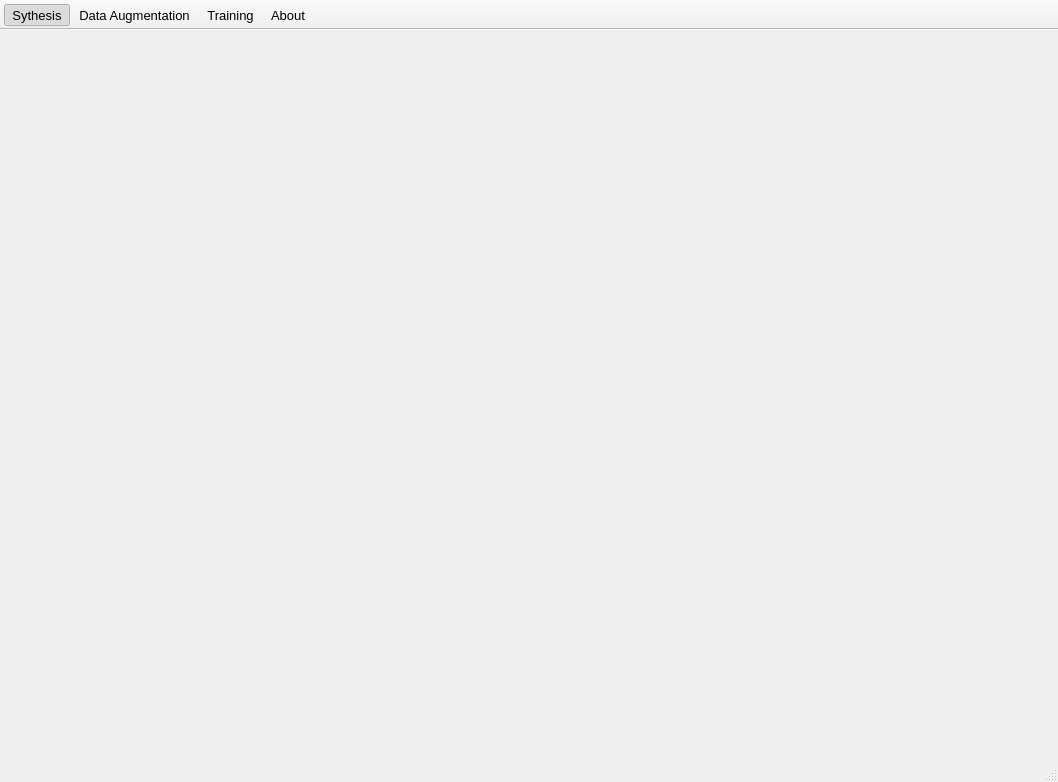
Before: the Qt Designer form ui/qtDesigner/mainWindow.ui in DennisSentler/kwsCoach, drawn with Qt 5.
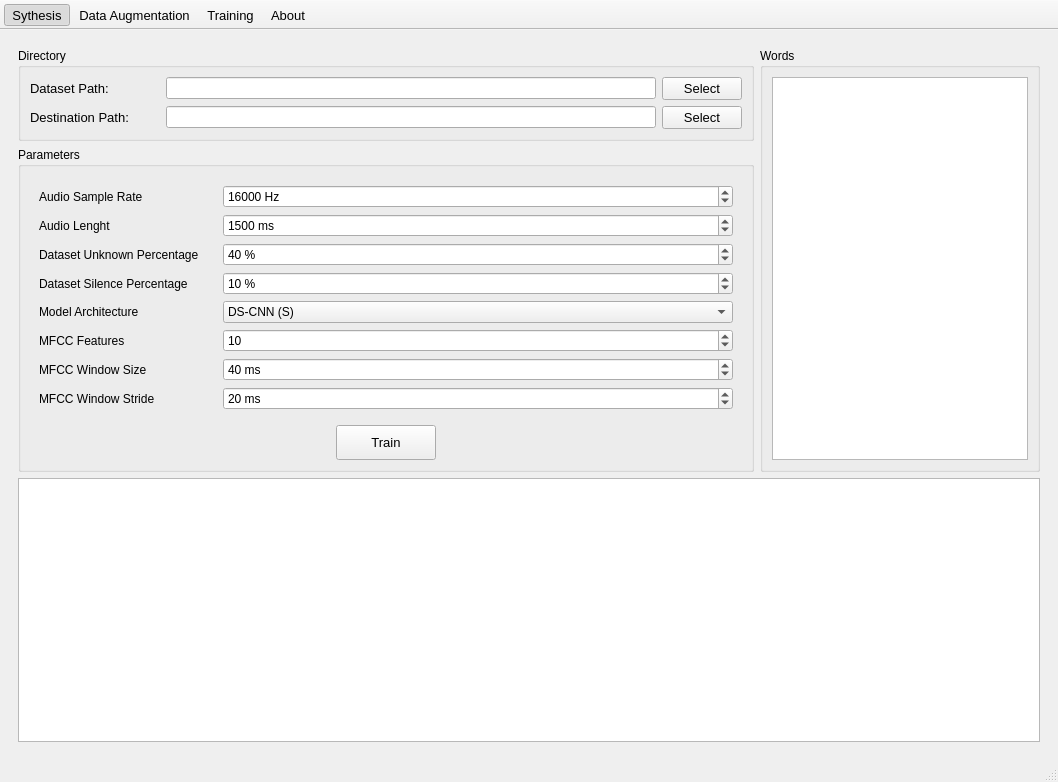
After: the same form once the commit is applied. The open tabs and pages were chosen to show the change. Icons and pictures are not drawn.

Commit message: started with training page

```diff
--- a/ui/qtDesigner/mainWindow.ui
+++ b/ui/qtDesigner/mainWindow.ui
@@ -1511,7 +1511,498 @@
         </item>
        </layout>
       </widget>
-      <widget class="QWidget" name="training_page"/>
+      <widget class="QWidget" name="training_page">
+       <layout class="QGridLayout" name="gridLayout_17">
+        <item row="0" column="0">
+         <widget class="QGroupBox" name="dir_box_3">
+          <property name="sizePolicy">
+           <sizepolicy hsizetype="Expanding" vsizetype="Maximum">
+            <horstretch>10</horstretch>
+            <verstretch>0</verstretch>
+           </sizepolicy>
+          </property>
+          <property name="title">
+           <string>Directory</string>
+          </property>
+          <layout class="QVBoxLayout" name="verticalLayout_11">
+           <item>
+            <layout class="QHBoxLayout" name="horizontalLayout_11">
+             <item>
+              <widget class="QLabel" name="path_text_6">
+               <property name="minimumSize">
+                <size>
+                 <width>130</width>
+                 <height>0</height>
+                </size>
+               </property>
+               <property name="font">
+                <font>
+                 <pointsize>10</pointsize>
+                </font>
+               </property>
+               <property name="text">
+                <string>Dataset Path:</string>
+               </property>
+              </widget>
+             </item>
+             <item>
+              <widget class="QLineEdit" name="train_dataset_path_input">
+               <property name="enabled">
+                <bool>true</bool>
+               </property>
+               <property name="readOnly">
+                <bool>true</bool>
+               </property>
+              </widget>
+             </item>
+             <item>
+              <widget class="QPushButton" name="select_train_dataset_path_button">
+               <property name="font">
+                <font>
+                 <pointsize>10</pointsize>
+                </font>
+               </property>
+               <property name="text">
+                <string>Select</string>
+               </property>
+              </widget>
+             </item>
+            </layout>
+           </item>
+           <item>
+            <layout class="QHBoxLayout" name="horizontalLayout_12">
+             <item>
+              <widget class="QLabel" name="path_text_7">
+               <property name="minimumSize">
+                <size>
+                 <width>130</width>
+                 <height>0</height>
+                </size>
+               </property>
+               <property name="font">
+                <font>
+                 <pointsize>10</pointsize>
+                </font>
+               </property>
+               <property name="text">
+                <string>Destination Path:</string>
+               </property>
+              </widget>
+             </item>
+             <item>
+              <widget class="QLineEdit" name="model_destination_input">
+               <property name="enabled">
+                <bool>true</bool>
+               </property>
+               <property name="readOnly">
+                <bool>true</bool>
+               </property>
+              </widget>
+             </item>
+             <item>
+              <widget class="QPushButton" name="select_model_destination_button">
+               <property name="font">
+                <font>
+                 <pointsize>10</pointsize>
+                </font>
+               </property>
+               <property name="text">
+                <string>Select</string>
+               </property>
+              </widget>
+             </item>
+            </layout>
+           </item>
+          </layout>
+         </widget>
+        </item>
+        <item row="0" column="1" rowspan="2">
+         <widget class="QGroupBox" name="groupBox">
+          <property name="title">
+           <string>Words</string>
+          </property>
+          <layout class="QGridLayout" name="gridLayout_16">
+           <item row="0" column="0">
+            <widget class="QListWidget" name="train_words_list"/>
+           </item>
+          </layout>
+         </widget>
+        </item>
+        <item row="1" column="0">
+         <widget class="QGroupBox" name="groupBox_4">
+          <property name="title">
+           <string>Parameters</string>
+          </property>
+          <property name="alignment">
+           <set>Qt::AlignLeading|Qt::AlignLeft|Qt::AlignTop</set>
+          </property>
+          <property name="flat">
+           <bool>false</bool>
+          </property>
+          <property name="checkable">
+           <bool>false</bool>
+          </property>
+          <layout class="QGridLayout" name="gridLayout_15">
+           <item row="0" column="0">
+            <layout class="QFormLayout" name="formLayout_2">
+             <item row="0" column="0">
+              <widget class="QFrame" name="frame_5">
+               <property name="sizePolicy">
+                <sizepolicy hsizetype="Maximum" vsizetype="Preferred">
+                 <horstretch>0</horstretch>
+                 <verstretch>0</verstretch>
+                </sizepolicy>
+               </property>
+               <property name="frameShape">
+                <enum>QFrame::NoFrame</enum>
+               </property>
+               <property name="frameShadow">
+                <enum>QFrame::Raised</enum>
+               </property>
+               <property name="lineWidth">
+                <number>0</number>
+               </property>
+               <layout class="QVBoxLayout" name="verticalLayout_8">
+                <item>
+                 <widget class="QLabel" name="label_11">
+                  <property name="text">
+                   <string>Audio Sample Rate</string>
+                  </property>
+                 </widget>
+                </item>
+                <item>
+                 <widget class="QLabel" name="label_12">
+                  <property name="text">
+                   <string>Audio Lenght</string>
+                  </property>
+                 </widget>
+                </item>
+                <item>
+                 <widget class="QLabel" name="label_17">
+                  <property name="text">
+                   <string>Dataset Unknown Percentage</string>
+                  </property>
+                 </widget>
+                </item>
+                <item>
+                 <widget class="QLabel" name="label_18">
+                  <property name="text">
+                   <string>Dataset Silence Percentage</string>
+                  </property>
+                 </widget>
+                </item>
+                <item>
+                 <widget class="QLabel" name="label_13">
+                  <property name="text">
+                   <string>Model Architecture</string>
+                  </property>
+                 </widget>
+                </item>
+                <item>
+                 <widget class="QLabel" name="label_14">
+                  <property name="text">
+                   <string>MFCC Features</string>
+                  </property>
+                 </widget>
+                </item>
+                <item>
+                 <widget class="QLabel" name="label_15">
+                  <property name="text">
+                   <string>MFCC Window Size</string>
+                  </property>
+                 </widget>
+                </item>
+                <item>
+                 <widget class="QLabel" name="label_16">
+                  <property name="text">
+                   <string>MFCC Window Stride</string>
+                  </property>
+                 </widget>
+                </item>
+               </layout>
+              </widget>
+             </item>
+             <item row="0" column="1">
+              <widget class="QFrame" name="frame_6">
+               <property name="frameShape">
+                <enum>QFrame::NoFrame</enum>
+               </property>
+               <property name="frameShadow">
+                <enum>QFrame::Raised</enum>
+               </property>
+               <property name="lineWidth">
+                <number>0</number>
+               </property>
+               <layout class="QVBoxLayout" name="verticalLayout_9">
+                <item>
+                 <widget class="QSpinBox" name="sample_rate_dial">
+                  <property name="enabled">
+                   <bool>true</bool>
+                  </property>
+                  <property name="suffix">
+                   <string> Hz</string>
+                  </property>
+                  <property name="prefix">
+                   <string/>
+                  </property>
+                  <property name="minimum">
+                   <number>10000</number>
+                  </property>
+                  <property name="maximum">
+                   <number>44100</number>
+                  </property>
+                  <property name="singleStep">
+                   <number>100</number>
+                  </property>
+                  <property name="value">
+                   <number>16000</number>
+                  </property>
+                 </widget>
+                </item>
+                <item>
+                 <widget class="QSpinBox" name="audio_length_dial">
+                  <property name="enabled">
+                   <bool>true</bool>
+                  </property>
+                  <property name="sizePolicy">
+                   <sizepolicy hsizetype="Minimum" vsizetype="Fixed">
+                    <horstretch>0</horstretch>
+                    <verstretch>0</verstretch>
+                   </sizepolicy>
+                  </property>
+                  <property name="minimumSize">
+                   <size>
+                    <width>100</width>
+                    <height>0</height>
+                   </size>
+                  </property>
+                  <property name="toolTip">
+                   <string>This option adjusts all your audio files to a defined length in milliseconds. Be sure to choose a size greater than the minimal length of your longest audio.</string>
+                  </property>
+                  <property name="frame">
+                   <bool>true</bool>
+                  </property>
+                  <property name="buttonSymbols">
+                   <enum>QAbstractSpinBox::UpDownArrows</enum>
+                  </property>
+                  <property name="suffix">
+                   <string> ms</string>
+                  </property>
+                  <property name="minimum">
+                   <number>100</number>
+                  </property>
+                  <property name="maximum">
+                   <number>10000</number>
+                  </property>
+                  <property name="singleStep">
+                   <number>100</number>
+                  </property>
+                  <property name="value">
+                   <number>1500</number>
+                  </property>
+                 </widget>
+                </item>
+                <item>
+                 <widget class="QSpinBox" name="unknown_percentage_dial">
+                  <property name="enabled">
+                   <bool>true</bool>
+                  </property>
+                  <property name="suffix">
+                   <string> %</string>
+                  </property>
+                  <property name="minimum">
+                   <number>0</number>
+                  </property>
+                  <property name="maximum">
+                   <number>100</number>
+                  </property>
+                  <property name="value">
+                   <number>40</number>
+                  </property>
+                 </widget>
+                </item>
+                <item>
+                 <widget class="QSpinBox" name="silence_percentage_dial">
+                  <property name="enabled">
+                   <bool>true</bool>
+                  </property>
+                  <property name="suffix">
+                   <string> %</string>
+                  </property>
+                  <property name="minimum">
+                   <number>0</number>
+                  </property>
+                  <property name="maximum">
+                   <number>100</number>
+                  </property>
+                  <property name="value">
+                   <number>10</number>
+                  </property>
+                 </widget>
+                </item>
+                <item>
+                 <widget class="QComboBox" name="model_architecture_combobox">
+                  <property name="iconSize">
+                   <size>
+                    <width>0</width>
+                    <height>0</height>
+                   </size>
+                  </property>
+                  <item>
+                   <property name="text">
+                    <string>DS-CNN (S)</string>
+                   </property>
+                  </item>
+                  <item>
+                   <property name="text">
+                    <string>DS-CNN (M)</string>
+                   </property>
+                  </item>
+                  <item>
+                   <property name="text">
+                    <string>DS-CNN (L)</string>
+                   </property>
+                  </item>
+                 </widget>
+                </item>
+                <item>
+                 <widget class="QSpinBox" name="mfcc_features_dial">
+                  <property name="enabled">
+                   <bool>true</bool>
+                  </property>
+                  <property name="suffix">
+                   <string/>
+                  </property>
+                  <property name="minimum">
+                   <number>5</number>
+                  </property>
+                  <property name="maximum">
+                   <number>40</number>
+                  </property>
+                  <property name="value">
+                   <number>10</number>
+                  </property>
+                 </widget>
+                </item>
+                <item>
+                 <widget class="QSpinBox" name="mfcc_window_size_dial">
+                  <property name="enabled">
+                   <bool>true</bool>
+                  </property>
+                  <property name="suffix">
+                   <string> ms</string>
+                  </property>
+                  <property name="minimum">
+                   <number>10</number>
+                  </property>
+                  <property name="maximum">
+                   <number>60</number>
+                  </property>
+                  <property name="value">
+                   <number>40</number>
+                  </property>
+                 </widget>
+                </item>
+                <item>
+                 <widget class="QSpinBox" name="mfcc_window_stride_dial">
+                  <property name="enabled">
+                   <bool>true</bool>
+                  </property>
+                  <property name="suffix">
+                   <string> ms</string>
+                  </property>
+                  <property name="minimum">
+                   <number>5</number>
+                  </property>
+                  <property name="maximum">
+                   <number>60</number>
+                  </property>
+                  <property name="value">
+                   <number>20</number>
+                  </property>
+                 </widget>
+                </item>
+               </layout>
+              </widget>
+             </item>
+            </layout>
+           </item>
+           <item row="1" column="0">
+            <layout class="QHBoxLayout" name="horizontalLayout_15">
+             <item>
+              <spacer name="horizontalSpacer_6">
+               <property name="orientation">
+                <enum>Qt::Horizontal</enum>
+               </property>
+               <property name="sizeType">
+                <enum>QSizePolicy::MinimumExpanding</enum>
+               </property>
+               <property name="sizeHint" stdset="0">
+                <size>
+                 <width>40</width>
+                 <height>20</height>
+                </size>
+               </property>
+              </spacer>
+             </item>
+             <item>
+              <widget class="QPushButton" name="train_button">
+               <property name="minimumSize">
+                <size>
+                 <width>100</width>
+                 <height>35</height>
+                </size>
+               </property>
+               <property name="font">
+                <font>
+                 <pointsize>10</pointsize>
+                </font>
+               </property>
+               <property name="text">
+                <string>Train</string>
+               </property>
+               <property name="icon">
+                <iconset resource="resources/ui.resources.qrc">
+                 <normaloff>:/icons8/icons8/train_30px_white.png</normaloff>:/icons8/icons8/train_30px_white.png</iconset>
+               </property>
+               <property name="iconSize">
+                <size>
+                 <width>20</width>
+                 <height>20</height>
+                </size>
+               </property>
+              </widget>
+             </item>
+             <item>
+              <spacer name="horizontalSpacer_7">
+               <property name="orientation">
+                <enum>Qt::Horizontal</enum>
+               </property>
+               <property name="sizeType">
+                <enum>QSizePolicy::MinimumExpanding</enum>
+               </property>
+               <property name="sizeHint" stdset="0">
+                <size>
+                 <width>40</width>
+                 <height>20</height>
+                </size>
+               </property>
+              </spacer>
+             </item>
+            </layout>
+           </item>
+          </layout>
+         </widget>
+        </item>
+        <item row="2" column="0" colspan="2">
+         <widget class="QPlainTextEdit" name="training_log_textedit">
+          <property name="readOnly">
+           <bool>true</bool>
+          </property>
+         </widget>
+        </item>
+       </layout>
+      </widget>
       <widget class="QWidget" name="about_page"/>
      </widget>
     </item>
```
Left out of the diff: 91 changed lines with no effect on the pictures. The commit also changes 6 other files.
